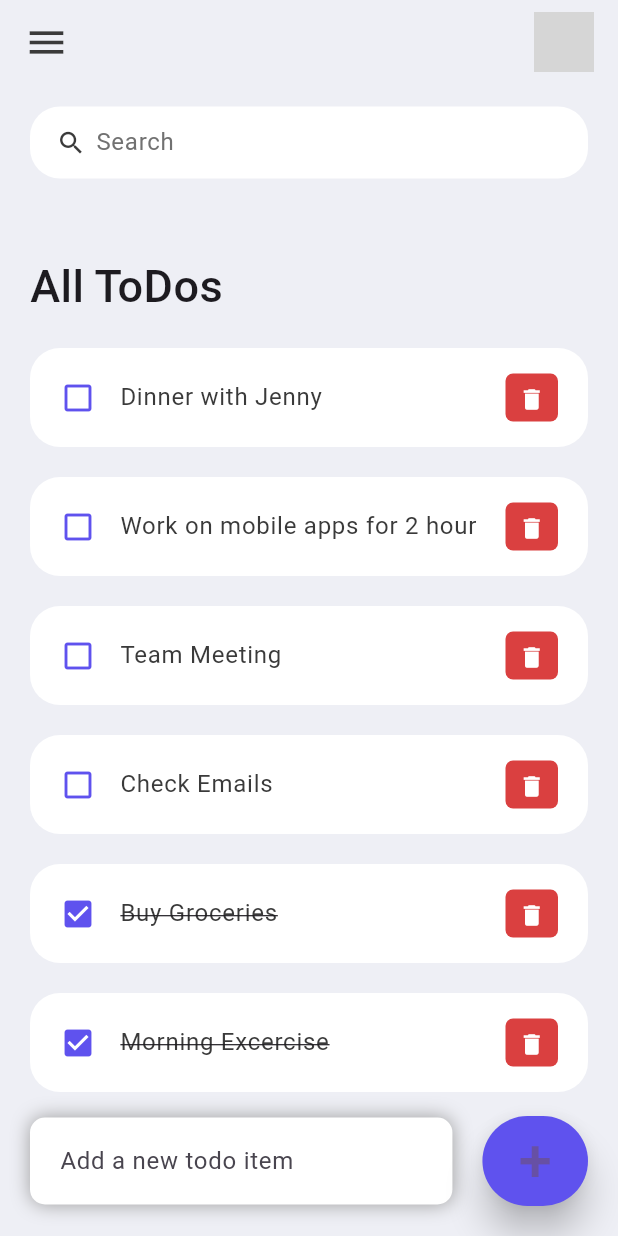
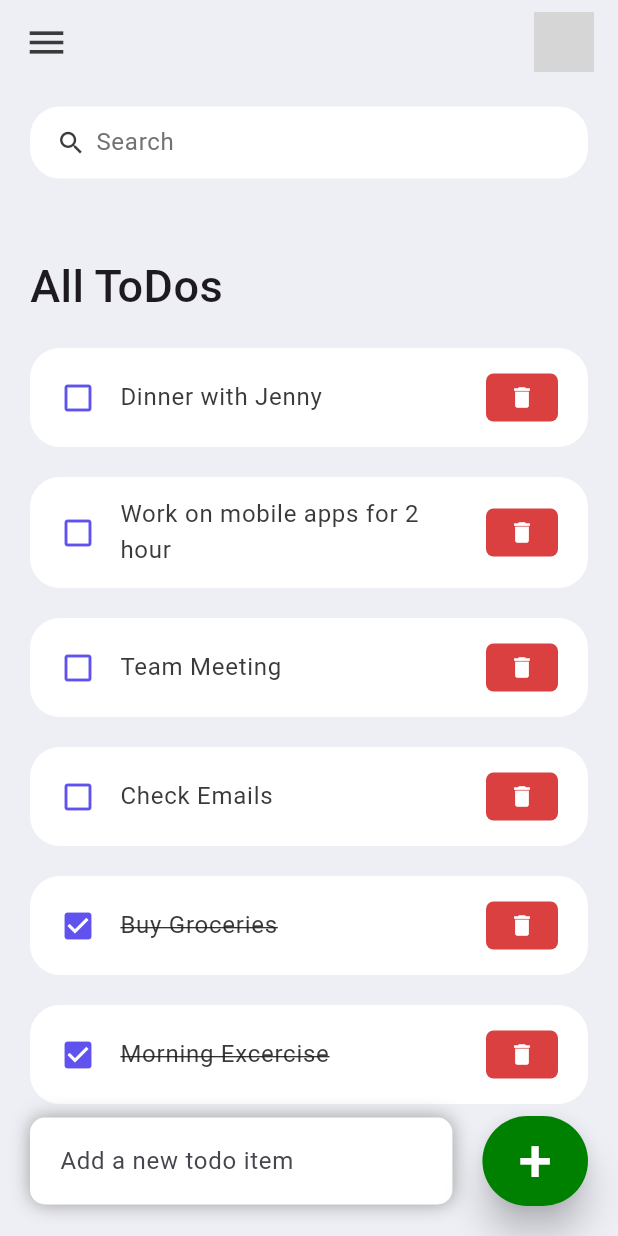
Before and after one commit to nidavan/Todo_List, a Flutter app: the screen it shows after launch, on a phone screen of 412 x 824 dp. Run offline on Flutter 3.47's test engine with Material 3 defaults, Android fonts, the phone set to English and light mode, and no system bars; network calls fail; grey boxes are pictures that could not be loaded.

Commit message:
update colors

```diff
--- a/checklist_app/lib/constants/colors.dart
+++ b/checklist_app/lib/constants/colors.dart
@@ -1,9 +1,11 @@
 import 'package:flutter/material.dart';
 
-const Color tdRed = Color(0xFFDA4040);
-const Color tdBlue = Color(0xFF5F52EE);
+const Color red = Color(0xFFDA4040);
+const Color blue = Color(0xFF5F52EE);
 
-const Color tdBlack = Color(0xFF3A3A3A);
-const Color tdGrey = Color(0xFF717171);
+const Color black = Color(0xFF3A3A3A);
+const Color grey = Color(0xFF717171);
 
-const Color tdBGColor = Color(0xFFEEEFF5);
+const Color bGColor = Color(0xFFEEEFF5);
+const Color green = Color(0xFF008000);
+const Color white = Color(0xFFFFFFFF);
--- a/checklist_app/lib/main.dart
+++ b/checklist_app/lib/main.dart
@@ -11,10 +11,9 @@ class MyApp extends StatelessWidget {
   @override
   Widget build(BuildContext context) {
     return MaterialApp(
+      debugShowCheckedModeBanner: false,
       title: 'Flutter Home Example',
-      theme: ThemeData(
-        primarySwatch: Colors.blue,
-      ),
+      theme: ThemeData(primarySwatch: Colors.blue),
       home: Home(), // Use the imported HomeScreen
     );
   }
--- a/checklist_app/lib/screen/home.dart
+++ b/checklist_app/lib/screen/home.dart
@@ -25,15 +25,12 @@ class _HomeState extends State<Home> {
   @override
   Widget build(BuildContext context) {
     return Scaffold(
-      backgroundColor: tdBGColor,
+      backgroundColor: bGColor,
       appBar: _buildAppBar(),
       body: Stack(
         children: [
           Container(
-            padding: EdgeInsets.symmetric(
-              horizontal: 20,
-              vertical: 15,
-            ),
+            padding: EdgeInsets.symmetric(horizontal: 20, vertical: 15),
             child: Column(
               children: [
                 searchBox(),
@@ -41,10 +38,7 @@ class _HomeState extends State<Home> {
                   child: ListView(
                     children: [
                       Container(
-                        margin: EdgeInsets.only(
-                          top: 50,
-                          bottom: 20,
-                        ),
+                        margin: EdgeInsets.only(top: 50, bottom: 20),
                         child: Text(
                           'All ToDos',
                           style: TextStyle(
@@ -61,24 +55,18 @@ class _HomeState extends State<Home> {
                         ),
                     ],
                   ),
-                )
+                ),
               ],
             ),
           ),
           Align(
             alignment: Alignment.bottomCenter,
-            child: Row(children: [
+            child: Row(
+              children: [
                 Expanded(
                   child: Container(
-                  margin: EdgeInsets.only(
-                    bottom: 20,
-                    right: 20,
-                    left: 20,
-                  ),
-                  padding: EdgeInsets.symmetric(
-                    horizontal: 20,
-                    vertical: 5,
-                  ),
+                    margin: EdgeInsets.only(bottom: 20, right: 20, left: 20),
+                    padding: EdgeInsets.symmetric(horizontal: 20, vertical: 5),
                     decoration: BoxDecoration(
                       color: Colors.white,
                       boxShadow: const [
@@ -95,33 +83,30 @@ class _HomeState extends State<Home> {
                       controller: _todoController,
                       decoration: InputDecoration(
                         hintText: 'Add a new todo item',
-                        border: InputBorder.none),
+                        border: InputBorder.none,
+                      ),
                     ),
                   ),
                 ),
                 Container(
-                margin: EdgeInsets.only(
-                  bottom: 20,
-                  right: 20,
-                ),
+                  margin: EdgeInsets.only(bottom: 20, right: 20),
                   child: ElevatedButton(
                     onPressed: () {
                       _addToDoItem(_todoController.text);
                     },
                     style: ElevatedButton.styleFrom(
-                    backgroundColor: tdBlue,
+                      backgroundColor: green,
                       minimumSize: Size(60, 60),
                       elevation: 10,
                     ),
                     child: Text(
                       '+',
-                    style: TextStyle(
-                      fontSize: 40,
+                      style: TextStyle(fontSize: 40, color: white),
                     ),
                   ),
                 ),
+              ],
             ),
-            ]),
           ),
         ],
       ),
@@ -142,10 +127,12 @@ class _HomeState extends State<Home> {
 
   void _addToDoItem(String toDo) {
     setState(() {
-      todosList.add(ToDo(
+      todosList.add(
+        ToDo(
           id: DateTime.now().millisecondsSinceEpoch.toString(),
           todoText: toDo,
-      ));
+        ),
+      );
     });
     _todoController.clear();
   }
@@ -156,9 +143,11 @@ class _HomeState extends State<Home> {
       results = todosList;
     } else {
       results = todosList
-          .where((item) => item.todoText!
-              .toLowerCase()
-              .contains(enteredKeyword.toLowerCase()))
+          .where(
+            (item) => item.todoText!.toLowerCase().contains(
+              enteredKeyword.toLowerCase(),
+            ),
+          )
           .toList();
     }
 
@@ -178,18 +167,11 @@ class _HomeState extends State<Home> {
         onChanged: (value) => _runFilter(value),
         decoration: InputDecoration(
           contentPadding: EdgeInsets.all(0),
-          prefixIcon: Icon(
-            Icons.search,
-            color: tdBlack,
-            size: 20,
-          ),
-          prefixIconConstraints: BoxConstraints(
-            maxHeight: 20,
-            minWidth: 25,
-          ),
+          prefixIcon: Icon(Icons.search, color: black, size: 20),
+          prefixIconConstraints: BoxConstraints(maxHeight: 20, minWidth: 25),
           border: InputBorder.none,
           hintText: 'Search',
-          hintStyle: TextStyle(color: tdGrey),
+          hintStyle: TextStyle(color: grey),
         ),
       ),
     );
@@ -197,23 +179,25 @@ class _HomeState extends State<Home> {
 
   AppBar _buildAppBar() {
     return AppBar(
-      backgroundColor: tdBGColor,
+      backgroundColor: bGColor,
       elevation: 0,
-      title: Row(mainAxisAlignment: MainAxisAlignment.spaceBetween, children: [
-        Icon(
-          Icons.menu,
-          color: tdBlack,
-          size: 30,
-        ),
+      title: Row(
+        mainAxisAlignment: MainAxisAlignment.spaceBetween,
+        children: [
+          Icon(Icons.menu, color: black, size: 30),
           Container(
             height: 40,
             width: 40,
             child: ClipRRect(
               borderRadius: BorderRadius.circular(20),
-            child: Image.asset('assets/images/avatar.jpeg'),
+              child: Image.network(
+                "https://cdn.pixabay.com/photo/2017/09/26/13/31/apple-2788616_1280.jpg",
+                fit: BoxFit.cover,
               ),
             ),
-      ]),
+          ),
+        ],
+      ),
     );
   }
 }
--- a/checklist_app/lib/widgets/todo_item.dart
+++ b/checklist_app/lib/widgets/todo_item.dart
@@ -24,33 +24,29 @@ class ToDoItem extends StatelessWidget {
           // print('Clicked on Todo Item.');
           onToDoChanged(todo);
         },
-        shape: RoundedRectangleBorder(
-          borderRadius: BorderRadius.circular(20),
-        ),
+        shape: RoundedRectangleBorder(borderRadius: BorderRadius.circular(20)),
         contentPadding: EdgeInsets.symmetric(horizontal: 20, vertical: 5),
         tileColor: Colors.white,
         leading: Icon(
           todo.isDone ? Icons.check_box : Icons.check_box_outline_blank,
-          color: tdBlue,
+          color: blue,
         ),
         title: Text(
           todo.todoText!,
           style: TextStyle(
             fontSize: 16,
-            color: tdBlack,
+            color: black,
             decoration: todo.isDone ? TextDecoration.lineThrough : null,
           ),
         ),
         trailing: Container(
-          padding: EdgeInsets.all(0),
           margin: EdgeInsets.symmetric(vertical: 12),
-          height: 35,
-          width: 35,
           decoration: BoxDecoration(
-            color: tdRed,
+            color: red,
             borderRadius: BorderRadius.circular(5),
           ),
           child: IconButton(
+            padding: EdgeInsets.all(5),
             color: Colors.white,
             iconSize: 18,
             icon: Icon(Icons.delete),
```
Also changed, not shown: 1 other file. Lines whose indentation alone changed are shown as unchanged.
